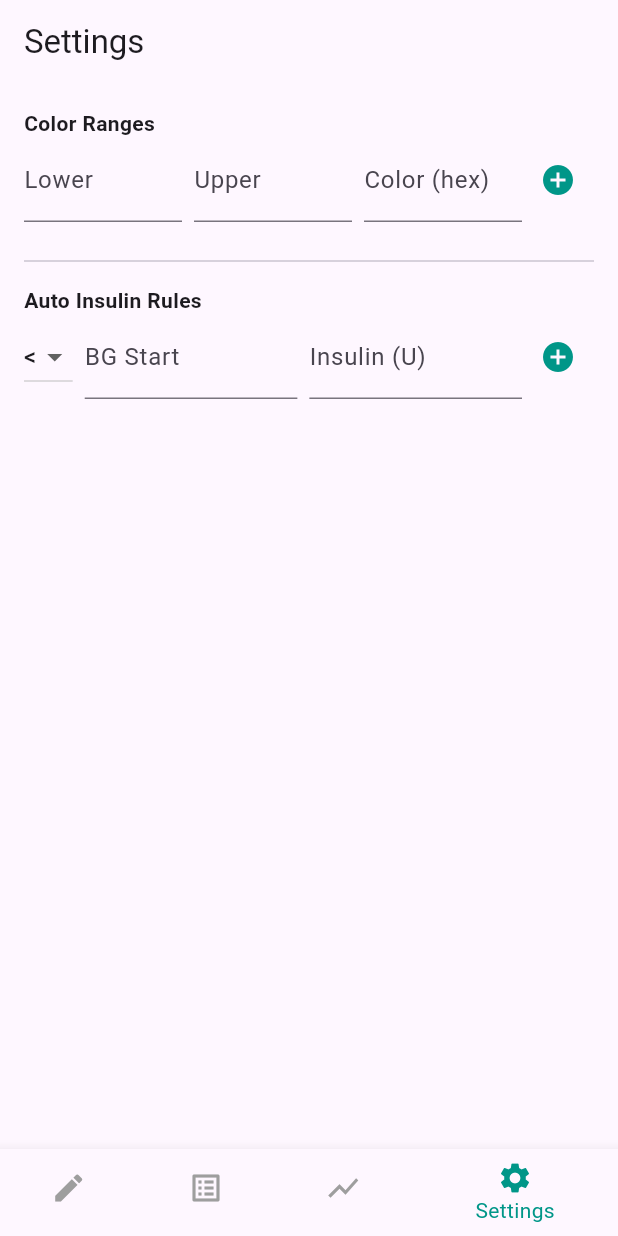
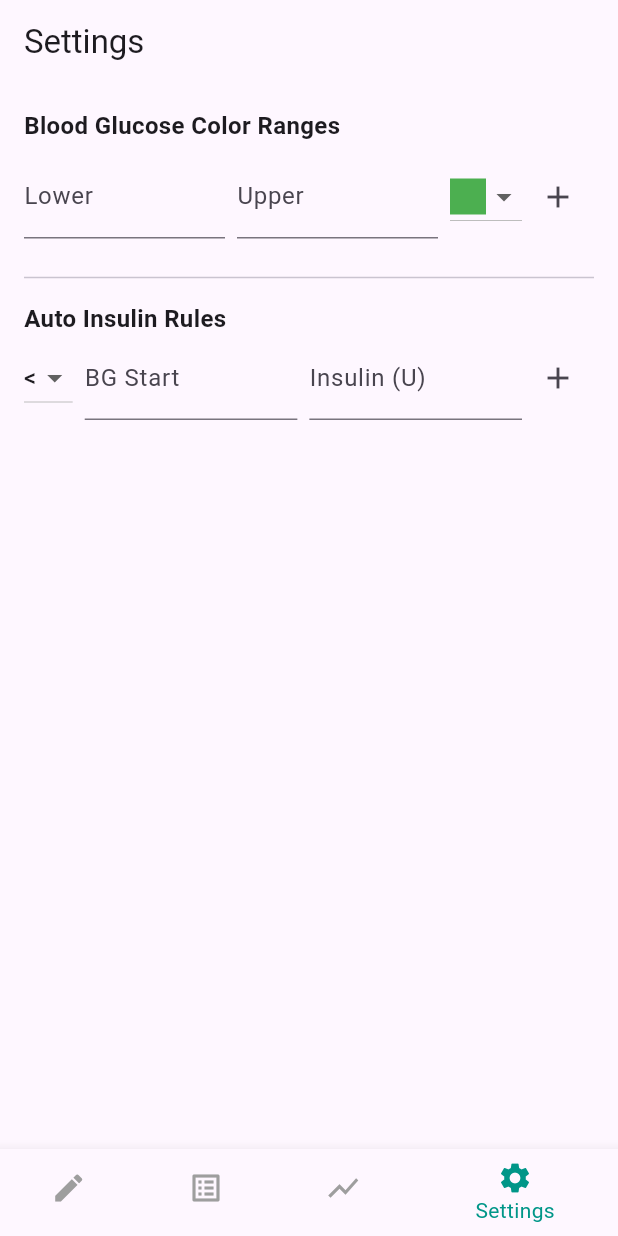
Before and after one commit to markcqhsu/cat_blood_tracker_0416_2, a Flutter app: the screen it shows after launch, item 4 of the bottom bar chosen, on a phone screen of 412 x 824 dp. Run offline on Flutter 3.47's test engine with Material 3 defaults, Android fonts, the phone set to English and light mode, and no system bars; our stand-ins replace fl_chart.

Commit message:
修改輸入夜錯誤

```diff
--- a/lib/screens/settings/settings_screen.dart
+++ b/lib/screens/settings/settings_screen.dart
@@ -10,58 +10,48 @@ class SettingsScreen extends StatefulWidget {
 }
 
 class _SettingsScreenState extends State<SettingsScreen> {
-  final _lowerLimitController = TextEditingController();
-  final _upperLimitController = TextEditingController();
-  final _colorController = TextEditingController();
+  double _lower = 0;
+  double _upper = 0;
+  Color _selectedColor = Colors.green;
 
-  final _bgStartController = TextEditingController();
-  final _bgEndController = TextEditingController();
-  final _insulinController = TextEditingController();
+  double _bgStart = 0;
+  double _bgEnd = 0;
+  double _insulinAmount = 0;
   String _comparison = '<';
 
-  @override
-  void dispose() {
-    _lowerLimitController.dispose();
-    _upperLimitController.dispose();
-    _colorController.dispose();
-    _bgStartController.dispose();
-    _bgEndController.dispose();
-    _insulinController.dispose();
-    super.dispose();
-  }
+  final _availableColors = <Color>[Colors.green, Colors.orange, Colors.red, Colors.blue, Colors.purple];
 
   void _addColorRange() {
-    final lower = double.tryParse(_lowerLimitController.text);
-    final upper = double.tryParse(_upperLimitController.text);
-    final color = _colorController.text;
-    if (lower != null && upper != null && color.isNotEmpty) {
-      context.read<SettingsProvider>().addColorRange(lower, upper, color);
-      _lowerLimitController.clear();
-      _upperLimitController.clear();
-      _colorController.clear();
+    if (_lower >= 0 && _upper > _lower) {
+      final settings = context.read<SettingsProvider>();
+      settings.addColorRange(_lower, _upper, _selectedColor.value.toRadixString(16));
+      setState(() {
+        _lower = 0;
+        _upper = 0;
+      });
     }
   }
 
   void _addInsulinRule() {
-    final bgStart = double.tryParse(_bgStartController.text);
-    final bgEnd = double.tryParse(_bgEndController.text);
-    final insulin = double.tryParse(_insulinController.text);
-    if (bgStart != null && insulin != null) {
-      context.read<SettingsProvider>().addInsulinRule(
+    final settings = context.read<SettingsProvider>();
+    settings.addInsulinRule(
+      bgStart: _bgStart,
+      bgEnd: _comparison == '<' ? null : _bgEnd,
       comparison: _comparison,
-        bgStart: bgStart,
-        bgEnd: _comparison == '>' ? bgEnd : null,
-        insulin: insulin,
+      insulin: _insulinAmount,
     );
-      _bgStartController.clear();
-      _bgEndController.clear();
-      _insulinController.clear();
-    }
+    setState(() {
+      _bgStart = 0;
+      _bgEnd = 0;
+      _insulinAmount = 0;
+      _comparison = '<';
+    });
   }
 
   @override
   Widget build(BuildContext context) {
-    final provider = context.watch<SettingsProvider>();
+    final settings = context.watch<SettingsProvider>();
+
     return Scaffold(
       appBar: AppBar(title: const Text('Settings')),
       body: SingleChildScrollView(
@@ -69,96 +59,103 @@ class _SettingsScreenState extends State<SettingsScreen> {
         child: Column(
           crossAxisAlignment: CrossAxisAlignment.start,
           children: [
-            const Text('Color Ranges', style: TextStyle(fontWeight: FontWeight.bold)),
+            const Text('Blood Glucose Color Ranges', style: TextStyle(fontSize: 16, fontWeight: FontWeight.bold)),
+            const SizedBox(height: 8),
             Row(
               children: [
                 Expanded(
                   child: TextField(
-                    controller: _lowerLimitController,
                     keyboardType: TextInputType.number,
                     decoration: const InputDecoration(labelText: 'Lower'),
+                    onChanged: (val) => _lower = double.tryParse(val) ?? 0,
                   ),
                 ),
                 const SizedBox(width: 8),
                 Expanded(
                   child: TextField(
-                    controller: _upperLimitController,
                     keyboardType: TextInputType.number,
                     decoration: const InputDecoration(labelText: 'Upper'),
+                    onChanged: (val) => _upper = double.tryParse(val) ?? 0,
                   ),
                 ),
                 const SizedBox(width: 8),
-                Expanded(
-                  child: TextField(
-                    controller: _colorController,
-                    decoration: const InputDecoration(labelText: 'Color (hex)'),
-                  ),
+                DropdownButton<Color>(
+                  value: _selectedColor,
+                  onChanged: (color) => setState(() => _selectedColor = color!),
+                  items: _availableColors.map((color) => DropdownMenuItem(
+                    value: color,
+                    child: Container(width: 24, height: 24, color: color),
+                  )).toList(),
                 ),
                 IconButton(
                   onPressed: _addColorRange,
-                  icon: const Icon(Icons.add_circle, color: Colors.teal),
+                  icon: const Icon(Icons.add),
                 )
               ],
             ),
             const SizedBox(height: 10),
-            ...provider.colorRanges.map((r) => ListTile(
-                  title: Text('BG: ${r["start"]}-${r["end"]} → ${r["color"]}'),
-                  trailing: IconButton(
+            ...settings.colorRanges.map((r) => ListTile(
+              title: Text('BG: ${r["start"]} - ${r["end"]}'),
+              trailing: Row(
+                mainAxisSize: MainAxisSize.min,
+                children: [
+                  Container(width: 20, height: 20, color: Color(int.parse(r['color'], radix: 16))),
+                  IconButton(
                     icon: const Icon(Icons.delete),
-                    onPressed: () => provider.removeColorRange(r),
+                    onPressed: () => settings.removeColorRange(r),
+                  ),
+                ],
               ),
             )),
             const Divider(height: 32),
-            const Text('Auto Insulin Rules', style: TextStyle(fontWeight: FontWeight.bold)),
+            const Text('Auto Insulin Rules', style: TextStyle(fontSize: 16, fontWeight: FontWeight.bold)),
             Row(
               children: [
                 DropdownButton<String>(
                   value: _comparison,
-                  items: ['<', '>']
-                      .map((c) => DropdownMenuItem(value: c, child: Text(c)))
-                      .toList(),
+                  items: ['<', '>'].map((op) => DropdownMenuItem(value: op, child: Text(op))).toList(),
                   onChanged: (val) => setState(() => _comparison = val!),
                 ),
                 const SizedBox(width: 8),
                 Expanded(
                   child: TextField(
-                    controller: _bgStartController,
                     keyboardType: TextInputType.number,
                     decoration: const InputDecoration(labelText: 'BG Start'),
+                    onChanged: (val) => _bgStart = double.tryParse(val) ?? 0,
                   ),
                 ),
                 if (_comparison == '>') ...[
                   const SizedBox(width: 8),
                   Expanded(
                     child: TextField(
-                      controller: _bgEndController,
                       keyboardType: TextInputType.number,
                       decoration: const InputDecoration(labelText: 'BG End'),
+                      onChanged: (val) => _bgEnd = double.tryParse(val) ?? 0,
                     ),
                   ),
                 ],
                 const SizedBox(width: 8),
                 Expanded(
                   child: TextField(
-                    controller: _insulinController,
                     keyboardType: TextInputType.number,
                     decoration: const InputDecoration(labelText: 'Insulin (U)'),
+                    onChanged: (val) => _insulinAmount = double.tryParse(val) ?? 0,
                   ),
                 ),
                 IconButton(
                   onPressed: _addInsulinRule,
-                  icon: const Icon(Icons.add_circle, color: Colors.teal),
-                ),
+                  icon: const Icon(Icons.add),
+                )
               ],
             ),
             const SizedBox(height: 10),
-            ...provider.insulinRules.map((r) => ListTile(
-                  title: Text(r["comparison"] == '<'
+            ...settings.insulinRules.map((r) => ListTile(
+              title: Text(r['comparison'] == '<'
                   ? 'BG < ${r["bgStart"]} → ${r["insulin"]}U'
-                      : 'BG ${r["bgStart"]}-${r["bgEnd"]} → ${r["insulin"]}U'),
+                  : 'BG ${r["bgStart"]} - ${r["bgEnd"]} → ${r["insulin"]}U'),
               trailing: IconButton(
                 icon: const Icon(Icons.delete),
-                    onPressed: () => provider.removeInsulinRule(r),
+                onPressed: () => settings.removeInsulinRule(r),
               ),
             )),
           ],
```
Also changed, not shown: lib/screens/entry/entry_screen.dart (+10 -1 lines). Lines whose indentation alone changed are shown as unchanged.
